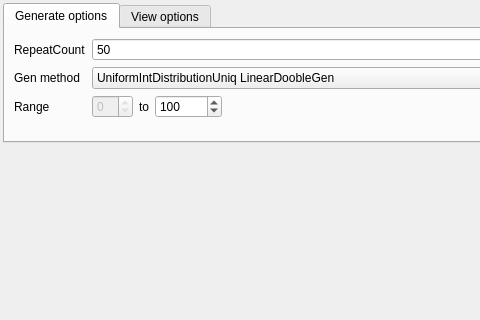
Above: example/FormMain.ui from conelov/RandomUniq before the change; both pictures show x 0 to 480 and y 0 to 320 of the 640 by 480 pixel window. Below: the same form after it.
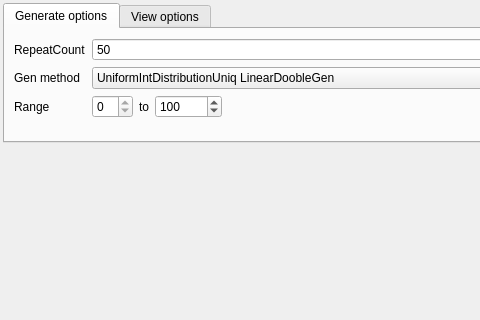
That is the form after the change. Custom widgets are drawn as their Qt base class.

Commit message: drop attempt

```diff
--- a/example/FormMain.ui
+++ b/example/FormMain.ui
@@ -87,9 +87,6 @@
          <layout class="QHBoxLayout" name="horizontalLayout_3">
           <item>
            <widget class="QSpinBox" name="sb_rangeMin">
-            <property name="enabled">
-             <bool>false</bool>
-            </property>
             <property name="readOnly">
              <bool>true</bool>
             </property>
```
Left out of the diff: 2 changed lines with no effect on the pictures. The commit also changes 1 other file.
